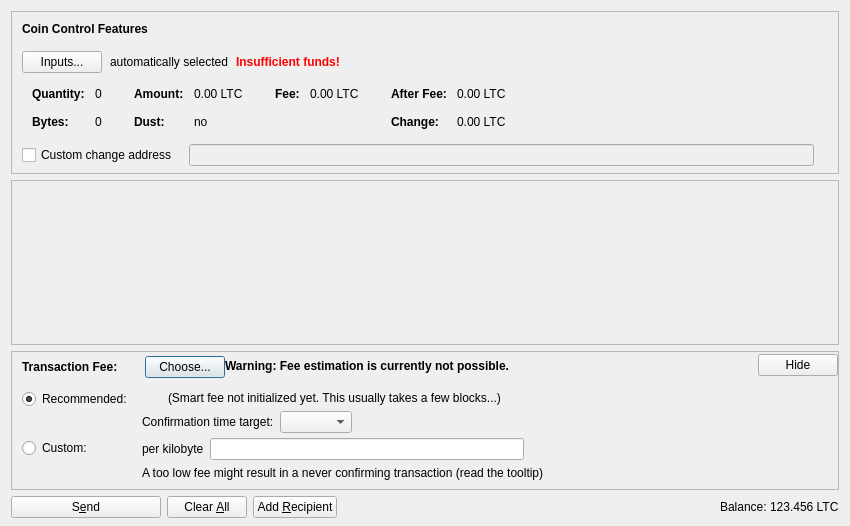
First picture: the form in src/qt/forms/sendcoinsdialog.ui, repository sumcoinlabs/sumcoin, before the edit.
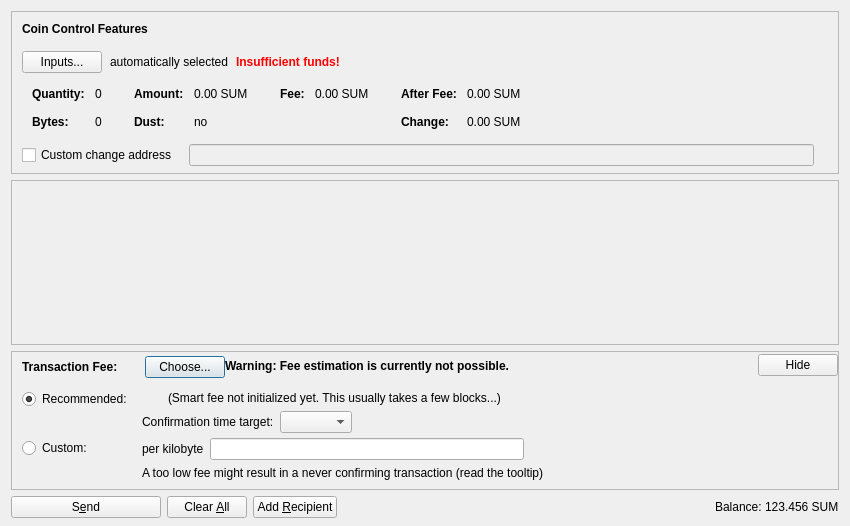
Second picture: the form after the edit. Icons and pictures are not drawn. Custom widgets are drawn as their Qt base class.

What changed in the file:
```diff
--- a/src/qt/forms/sendcoinsdialog.ui
+++ b/src/qt/forms/sendcoinsdialog.ui
@@ -324,7 +324,7 @@
                   <enum>Qt::ActionsContextMenu</enum>
                  </property>
                  <property name="text">
-                  <string notr="true">0.00 LTC</string>
+                  <string notr="true">0.00 SUM</string>
                  </property>
                  <property name="textInteractionFlags">
                   <set>Qt::LinksAccessibleByMouse|Qt::TextSelectableByKeyboard|Qt::TextSelectableByMouse</set>
@@ -404,7 +404,7 @@
                   <enum>Qt::ActionsContextMenu</enum>
                  </property>
                  <property name="text">
-                  <string notr="true">0.00 LTC</string>
+                  <string notr="true">0.00 SUM</string>
                  </property>
                  <property name="textInteractionFlags">
                   <set>Qt::LinksAccessibleByMouse|Qt::TextSelectableByKeyboard|Qt::TextSelectableByMouse</set>
@@ -455,7 +455,7 @@
                   <enum>Qt::ActionsContextMenu</enum>
                  </property>
                  <property name="text">
-                  <string notr="true">0.00 LTC</string>
+                  <string notr="true">0.00 SUM</string>
                  </property>
                  <property name="textInteractionFlags">
                   <set>Qt::LinksAccessibleByMouse|Qt::TextSelectableByKeyboard|Qt::TextSelectableByMouse</set>
@@ -484,7 +484,7 @@
                   <enum>Qt::ActionsContextMenu</enum>
                  </property>
                  <property name="text">
-                  <string notr="true">0.00 LTC</string>
+                  <string notr="true">0.00 SUM</string>
                  </property>
                  <property name="textInteractionFlags">
                   <set>Qt::LinksAccessibleByMouse|Qt::TextSelectableByKeyboard|Qt::TextSelectableByMouse</set>
@@ -1204,7 +1204,7 @@
           <cursorShape>IBeamCursor</cursorShape>
          </property>
          <property name="text">
-          <string notr="true">123.456 LTC</string>
+          <string notr="true">123.456 SUM</string>
          </property>
          <property name="textInteractionFlags">
           <set>Qt::LinksAccessibleByMouse|Qt::TextSelectableByKeyboard|Qt::TextSelectableByMouse</set>
```
